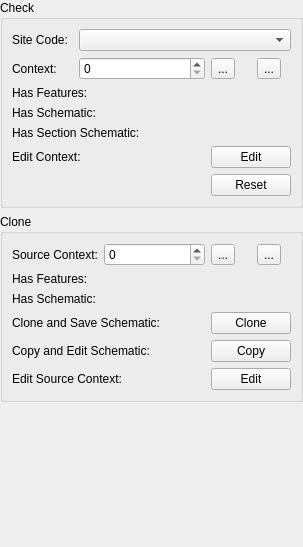
Old version of the form src/schematic_widget_base.ui in the repository lparchaeology/ArkPlan.
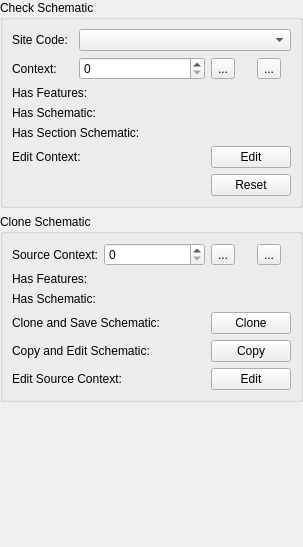
New version of the form. Icons and pictures are not drawn.

Commit message: Fix schematic panel names

```diff
--- a/src/schematic_widget_base.ui
+++ b/src/schematic_widget_base.ui
@@ -33,7 +33,7 @@
    <item row="0" column="0">
     <widget class="QGroupBox" name="checkGroup">
      <property name="title">
-      <string>Check</string>
+      <string>Check Schematic</string>
      </property>
      <layout class="QGridLayout" name="gridLayout_6">
       <item row="1" column="0">
@@ -178,7 +178,7 @@
    <item row="1" column="0">
     <widget class="QGroupBox" name="cloneGroup">
      <property name="title">
-      <string>Clone</string>
+      <string>Clone Schematic</string>
      </property>
      <layout class="QGridLayout" name="gridLayout_3">
       <item row="5" column="0" colspan="3">
```
The commit also changes 1 other file.
